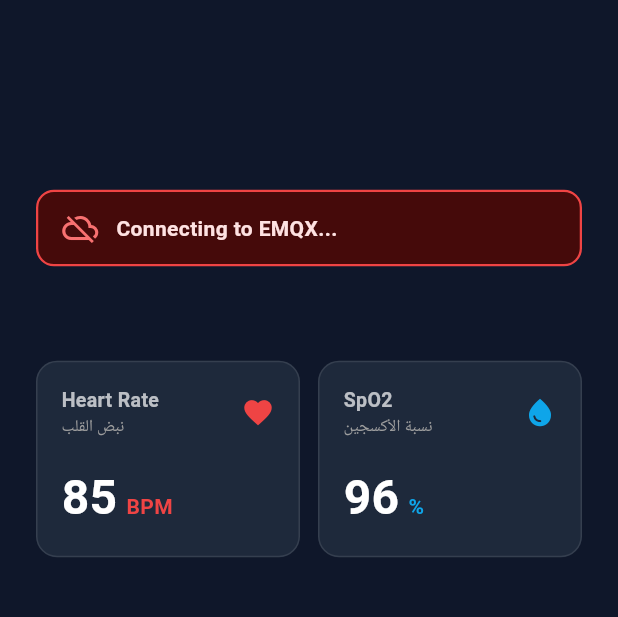
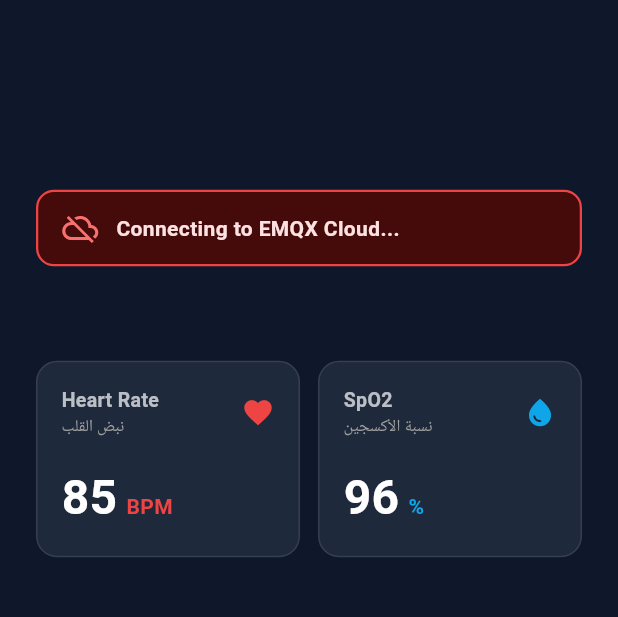
Before and after one commit to norah-135/AeroMedic, a Flutter app: the screen it shows after launch, after a tap on the "refresh" icon, on a phone screen of 412 x 824 dp, the part 84-701 px from its top. Run offline on Flutter 3.47's test engine with Material 3 defaults, Android fonts, the phone set to English and light mode, and no system bars; our stand-ins replace firebase_core; missing offline and left inert: mqtt_client; accounts and stored records are empty.

Commit message:
تعديلات

```diff
--- a/App/lib/core/services/ble_service.dart
+++ b/App/lib/core/services/ble_service.dart
@@ -1,5 +1,4 @@
 import 'dart:async';
-import 'package:flutter/foundation.dart';
 
 class BleVitalData {
   final int heartRate;
--- a/App/lib/core/services/mqtt_service.dart
+++ b/App/lib/core/services/mqtt_service.dart
@@ -5,16 +5,22 @@ import 'package:mqtt_client/mqtt_browser_client.dart';
 
 class MqttService {
   MqttBrowserClient? _client;
-  final String broker = 'ws://broker.emqx.io/mqtt';
-  final int port = 8083;
+
+  // بيانات وسيط EMQX Cloud الخاص بمشروعك
+  final String broker = 'wss://v291f168.ala.eu-central-1.emqxsl.com/mqtt';
+  final int port = 8084;
   final String alertTopic = 'aeromedic/emergency/alerts';
+
+  // بيانات الدخول التي تم إنشاؤها في Authentication
+  final String username = 'flutter_user';
+  final String password = 'flutter_user';
 
   final ValueNotifier<bool> isConnected = ValueNotifier<bool>(false);
   final ValueNotifier<String> statusMessage = ValueNotifier<String>('Disconnected');
 
   Future<void> connect() async {
     final clientId = 'aeromedic_hub_${DateTime.now().millisecondsSinceEpoch}';
-    statusMessage.value = 'Connecting to EMQX...';
+    statusMessage.value = 'Connecting to EMQX Cloud...';
 
     final browserClient = MqttBrowserClient.withPort(broker, clientId, port);
     browserClient.websocketProtocols = ['mqtt'];
@@ -35,7 +41,7 @@ class MqttService {
     _client = browserClient;
 
     try {
-      await _client!.connect();
+      await _client!.connect(username, password);
     } catch (e) {
       isConnected.value = false;
       statusMessage.value = 'Error: $e';
@@ -54,13 +60,17 @@ class MqttService {
     final payload = {
       'alert': alertReason,
       'priority': 'CRITICAL',
-      'vitals': {'heart_rate': heartRate, 'spo2': spo2},
+      'vitals': {
+        'heart_rate': heartRate,
+        'spo2': spo2,
+      },
       'drone_dispatch_required': true,
       'timestamp': DateTime.now().toIso8601String(),
     };
 
     final builder = MqttClientPayloadBuilder();
     builder.addString(jsonEncode(payload));
+
     _client!.publishMessage(alertTopic, MqttQos.atLeastOnce, builder.payload!);
     return true;
   }
--- a/App/lib/features/dashboard/presentation/screens/dashboard_screen.dart
+++ b/App/lib/features/dashboard/presentation/screens/dashboard_screen.dart
@@ -206,7 +206,7 @@ class _DashboardScreenState extends State<DashboardScreen> {
                             boxShadow: connected
                                 ? [
                                     BoxShadow(
-                                      color: const Color(0xFFEF4444).withOpacity(0.4),
+                                      color: const Color(0xFFEF4444).withValues(alpha: 0.4),
                                       blurRadius: 25,
                                       spreadRadius: 8,
                                     )
--- a/App/lib/main.dart
+++ b/App/lib/main.dart
@@ -1,6 +1,15 @@
 import 'package:flutter/material.dart';
+import 'package:firebase_core/firebase_core.dart';
 import 'features/dashboard/presentation/screens/dashboard_screen.dart';
-void main() {
+import 'firebase_options.dart';
+
+void main() async {
+  WidgetsFlutterBinding.ensureInitialized();
+
+  await Firebase.initializeApp(
+    options: DefaultFirebaseOptions.currentPlatform,
+  );
+
   runApp(const AeroMedicApp());
 }
 
--- a/App/pubspec.yaml
+++ b/App/pubspec.yaml
@@ -35,9 +35,11 @@ dependencies:
   # Use with the CupertinoIcons class for iOS style icons.
   cupertino_icons: ^1.0.8
   flutter_blue_plus: ^2.3.12
-  mqtt_client: ^10.2.0
+  mqtt_client: ^10.11.11
   get_it: ^7.7.0
   typed_data: ^1.3.2
+  firebase_core: ^4.13.0
+  cloud_firestore: ^6.8.0
 
 dev_dependencies:
   flutter_test:
```
Also changed, not shown: App/firebase.json (added), App/lib/firebase_options.dart (added), App/pubspec.lock, 6 other files.
